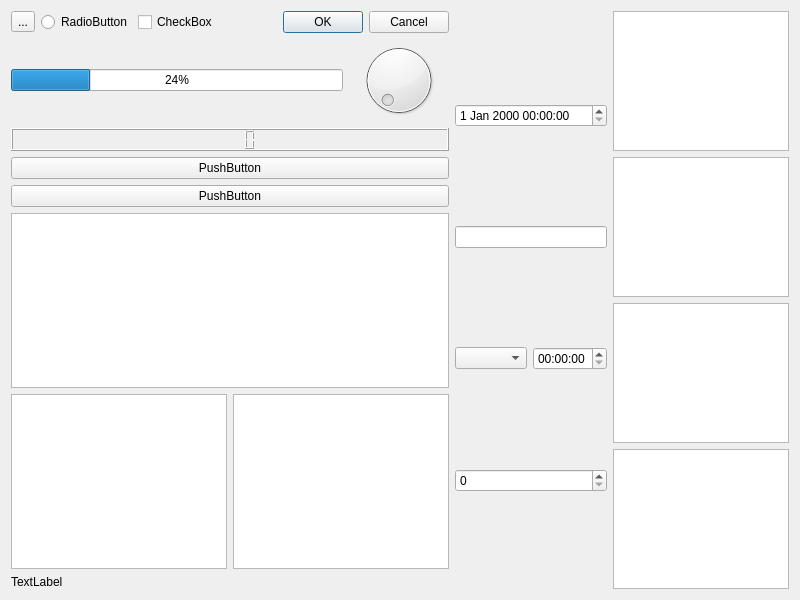
The window that example/appwidget/dialog.ui (diamond3500/QTInspector) describes before a commit, drawn with Qt 5.
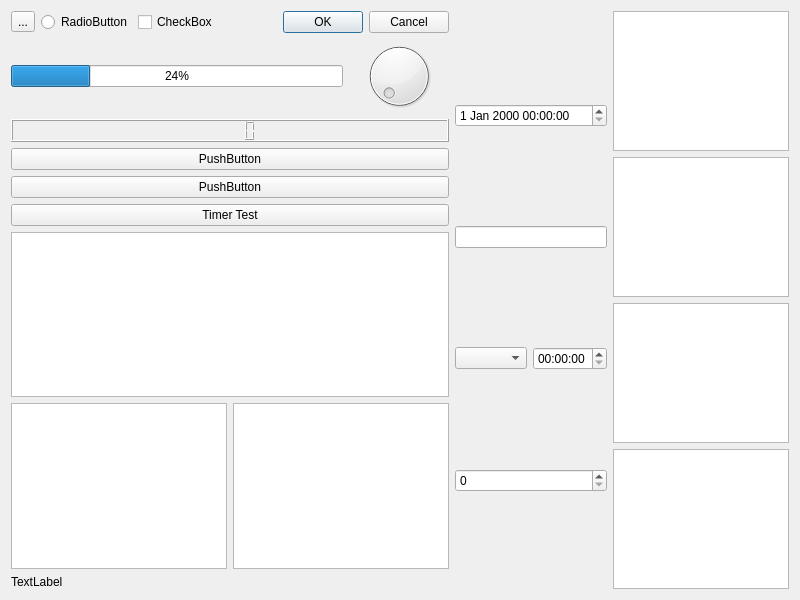
The same window after the commit.

```diff
--- a/example/appwidget/dialog.ui
+++ b/example/appwidget/dialog.ui
@@ -81,6 +81,13 @@
          </property>
         </widget>
        </item>
+       <item>
+        <widget class="QPushButton" name="pushButton_3">
+         <property name="text">
+          <string>Timer Test</string>
+         </property>
+        </widget>
+       </item>
        <item>
         <widget class="QTextEdit" name="textEdit"/>
        </item>
```
